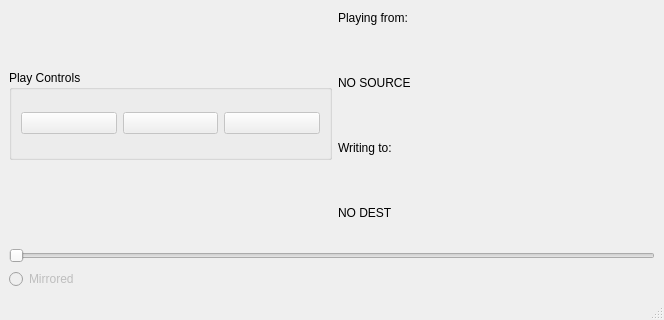
Old version of the form scorer_gui/obj_scorer_ui.ui in the repository NeuroNetMem/score; both pictures show x 0 to 664 and y 301 to 621 of the 664 by 621 pixel window.
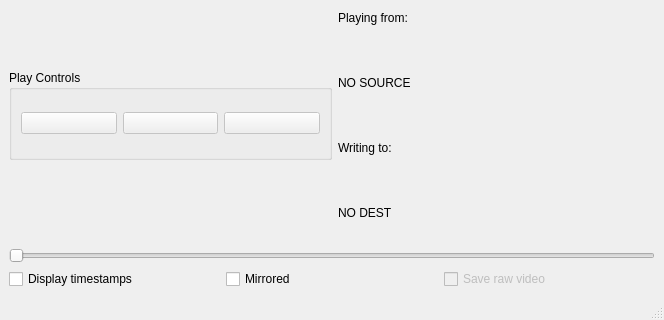
New version of the form. Icons and pictures are not drawn. Custom widgets are drawn as their Qt base class.

Commit message: added sliders, raw video, display timestamp control

Patch:
```diff
--- a/scorer_gui/obj_scorer_ui.ui
+++ b/scorer_gui/obj_scorer_ui.ui
@@ -177,14 +177,32 @@
      </widget>
     </item>
     <item>
-     <widget class="QRadioButton" name="mirroredButton">
-      <property name="enabled">
-       <bool>false</bool>
-      </property>
-      <property name="text">
-       <string>Mirrored</string>
-      </property>
-     </widget>
+     <layout class="QHBoxLayout" name="horizontalLayout_3">
+      <item>
+       <widget class="QCheckBox" name="displayTsCheckBox">
+        <property name="text">
+         <string>Display timestamps</string>
+        </property>
+       </widget>
+      </item>
+      <item>
+       <widget class="QCheckBox" name="mirroredButton">
+        <property name="text">
+         <string>Mirrored</string>
+        </property>
+       </widget>
+      </item>
+      <item>
+       <widget class="QCheckBox" name="rawVideoCheckBox">
+        <property name="enabled">
+         <bool>false</bool>
+        </property>
+        <property name="text">
+         <string>Save raw video</string>
+        </property>
+       </widget>
+      </item>
+     </layout>
     </item>
    </layout>
   </widget>
```
Left out of the diff: 16 changed lines with no effect on the pictures. The commit also changes 7 other files.
